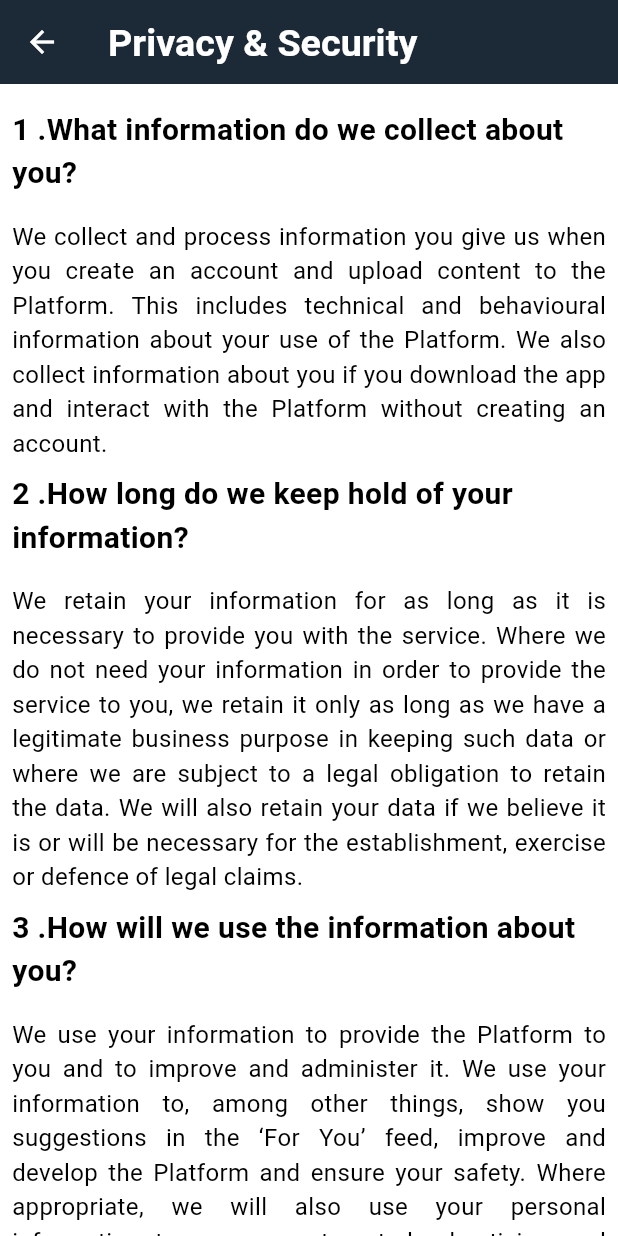
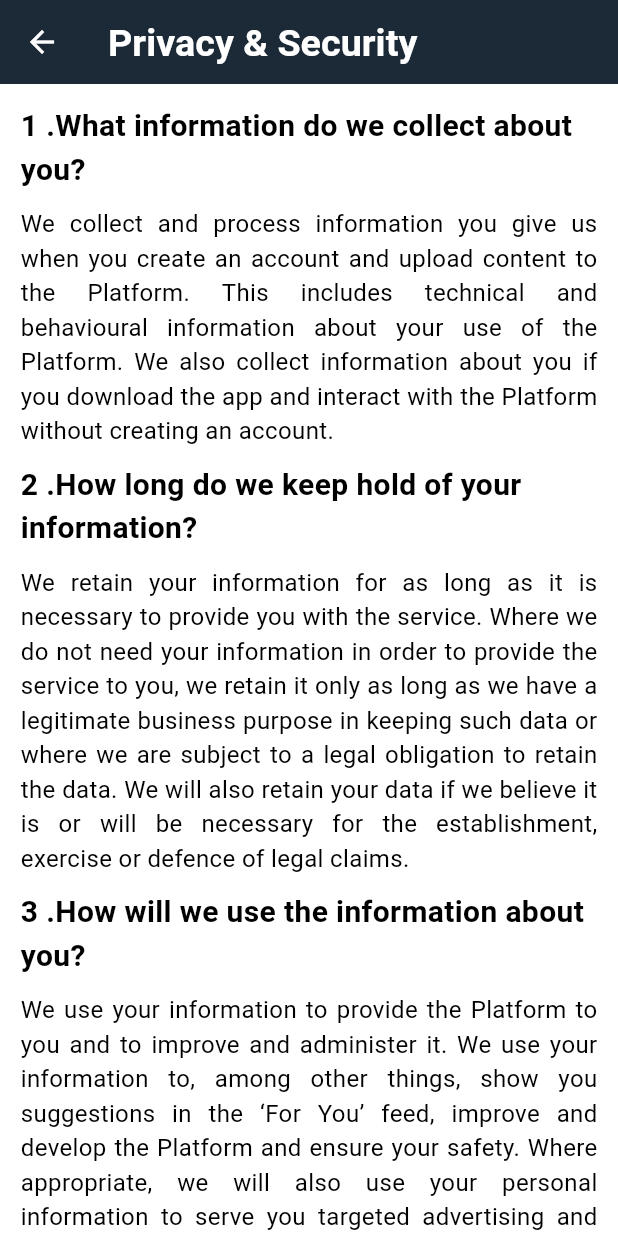
Before and after one commit to bakht200/Totomo, a Flutter app: the PrivacyScreen screen opened directly, on a phone screen of 412 x 824 dp. Run offline on Flutter 3.47's test engine with Material 2 defaults, Android fonts, the phone set to English and light mode, and no system bars; our stand-ins replace badges, carousel_indicator, carousel_slider, cloud_firestore, dropdown_button2, file_picker and 18 more; missing offline and left inert: camera_camera, country_pickers, easy_container, firebase_phone_auth_handler, floating_action_bubble, flutter_stripe and 1 more; accounts and stored records are empty.

Commit message:
Privacy page implementation

```diff
--- a/lib/main.dart
+++ b/lib/main.dart
@@ -39,7 +39,7 @@ class MyApp extends StatelessWidget {
               theme: ThemeData(
                 primarySwatch: Colors.blue,
                 useMaterial3: true,
-                textTheme: TextTheme(
+                textTheme: const TextTheme(
                   headlineLarge: TextStyle(
                     fontSize: 25,
                     fontWeight: FontWeight.bold,
--- a/lib/view/privacy.dart
+++ b/lib/view/privacy.dart
@@ -49,11 +49,10 @@ class _PrivacyScreenState extends State<PrivacyScreen> {
             child: SizedBox(
               height: MediaQuery.of(context).size.height,
               child: Padding(
-                padding: const EdgeInsets.all(8.0),
+                padding: EdgeInsets.all(12.0.w),
                 child: Column(
                   children: <Widget>[
                     Container(
-                      padding: const EdgeInsets.only(top: 8),
                       child: Text(
                         '1 .What information do we collect about you?',
                         style: TextStyle(
@@ -63,7 +62,7 @@ class _PrivacyScreenState extends State<PrivacyScreen> {
                       ),
                     ),
                     Container(
-                      padding: const EdgeInsets.only(top: 16),
+                      padding: const EdgeInsets.only(top: 10),
                       child: Text(
                         'We collect and process information you give us when you create an account and upload content to the Platform. This includes technical and behavioural information about your use of the Platform.  We also collect information about you if you download the app and interact with the Platform without creating an account.',
                         textAlign: TextAlign.justify,
@@ -73,7 +72,7 @@ class _PrivacyScreenState extends State<PrivacyScreen> {
                       ),
                     ),
                     Container(
-                      padding: const EdgeInsets.only(top: 8),
+                      padding: const EdgeInsets.only(top: 10),
                       child: Text(
                         '2 .How long do we keep hold of your information?',
                         style: TextStyle(
@@ -83,7 +82,7 @@ class _PrivacyScreenState extends State<PrivacyScreen> {
                       ),
                     ),
                     Container(
-                      padding: const EdgeInsets.only(top: 16),
+                      padding: const EdgeInsets.only(top: 10),
                       child: Text(
                         'We retain your information for as long as it is necessary to provide you with the service. Where we do not need your information in order to provide the service to you, we retain it only as long as we have a legitimate business purpose in keeping such data or where we are subject to a legal obligation to retain the data. We will also retain your data if we believe it is or will be necessary for the establishment, exercise or defence of legal claims. ',
                         textAlign: TextAlign.justify,
@@ -93,7 +92,7 @@ class _PrivacyScreenState extends State<PrivacyScreen> {
                       ),
                     ),
                     Container(
-                      padding: const EdgeInsets.only(top: 8),
+                      padding: const EdgeInsets.only(top: 10),
                       child: Text(
                         '3 .How will we use the information about you?',
                         style: TextStyle(
@@ -103,7 +102,7 @@ class _PrivacyScreenState extends State<PrivacyScreen> {
                       ),
                     ),
                     Container(
-                      padding: const EdgeInsets.only(top: 16),
+                      padding: const EdgeInsets.only(top: 10),
                       child: Text(
                         'We use your information to provide the Platform to you and to improve and administer it.  We use your information to, among other things, show you suggestions in the ‘For You’ feed, improve and develop the Platform and ensure your safety.  Where appropriate, we will also use your personal information to serve you targeted advertising and promote the Platform.',
                         textAlign: TextAlign.justify,
```
